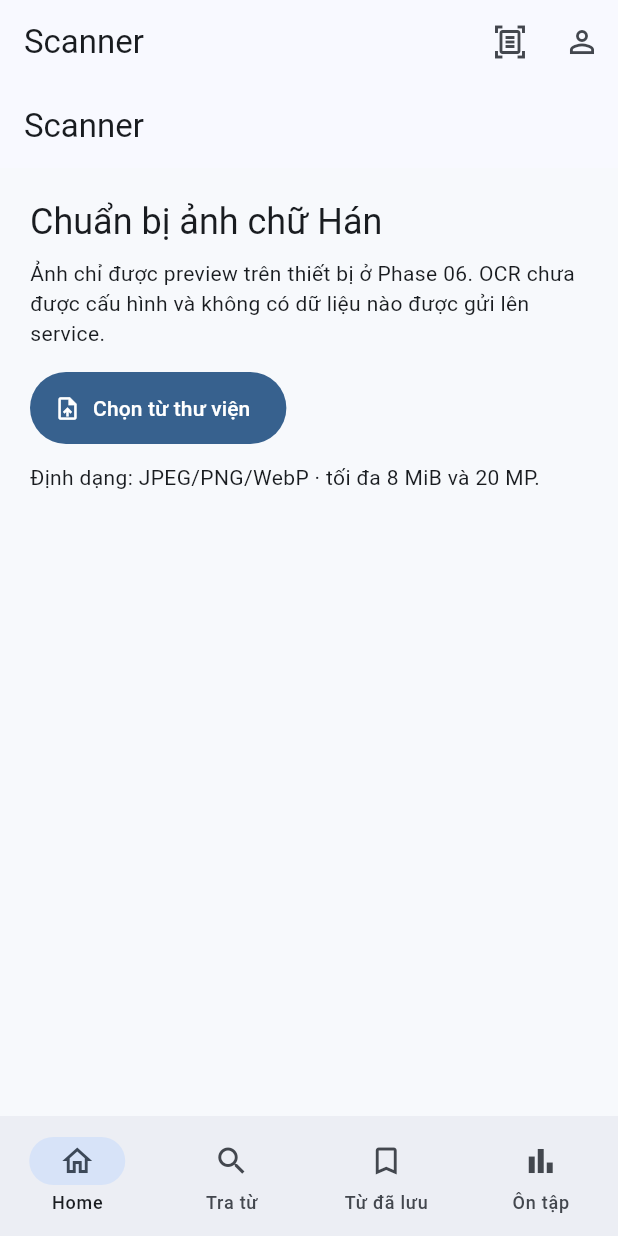
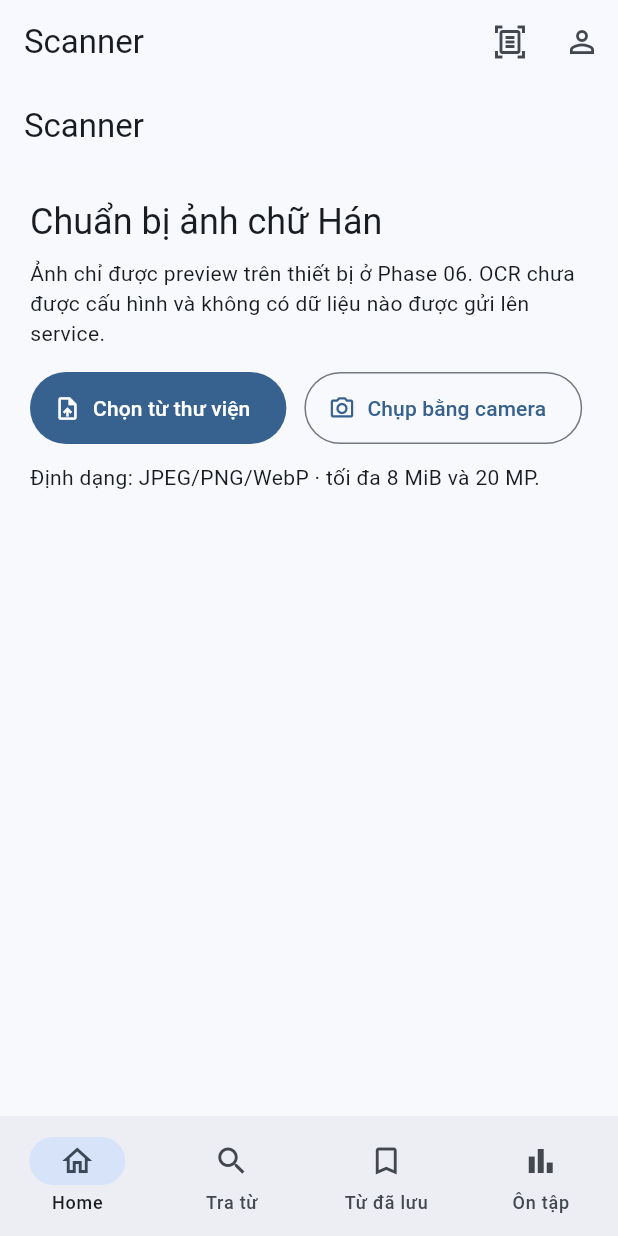
Before and after one commit to chinnn134/hanlearn, a Flutter app: the ScannerPage screen opened by its route, on a phone screen of 412 x 824 dp. Run offline on Flutter 3.47's test engine with Material 3 defaults, Android fonts, the phone set to English and light mode, and no system bars; our stand-ins replace cloud_firestore, firebase_auth, firebase_core, flutter_riverpod, go_router, image_picker; accounts and stored records are empty.

Commit message:
feat(scanner): add Android camera and gallery flow [HL-06-02]

```diff
--- a/apps/flutter_app/lib/features/scanner/scanner_page.dart
+++ b/apps/flutter_app/lib/features/scanner/scanner_page.dart
@@ -64,6 +64,14 @@ class _ScannerPageState extends ConsumerState<ScannerPage> {
                   icon: const Icon(Icons.upload_file_outlined),
                   label: Text(kIsWeb ? 'Chọn ảnh từ máy' : 'Chọn từ thư viện'),
                 ),
+                if (!kIsWeb)
+                  OutlinedButton.icon(
+                    onPressed: _busy
+                        ? null
+                        : () => _pick(ImageSelectionSource.camera),
+                    icon: const Icon(Icons.camera_alt_outlined),
+                    label: const Text('Chụp bằng camera'),
+                  ),
               ],
             ),
             const SizedBox(height: 12),
```
Also changed, not shown: apps/flutter_app/lib/features/scanner/image_selection_service.dart (+19 -2 lines), 4 other files.
